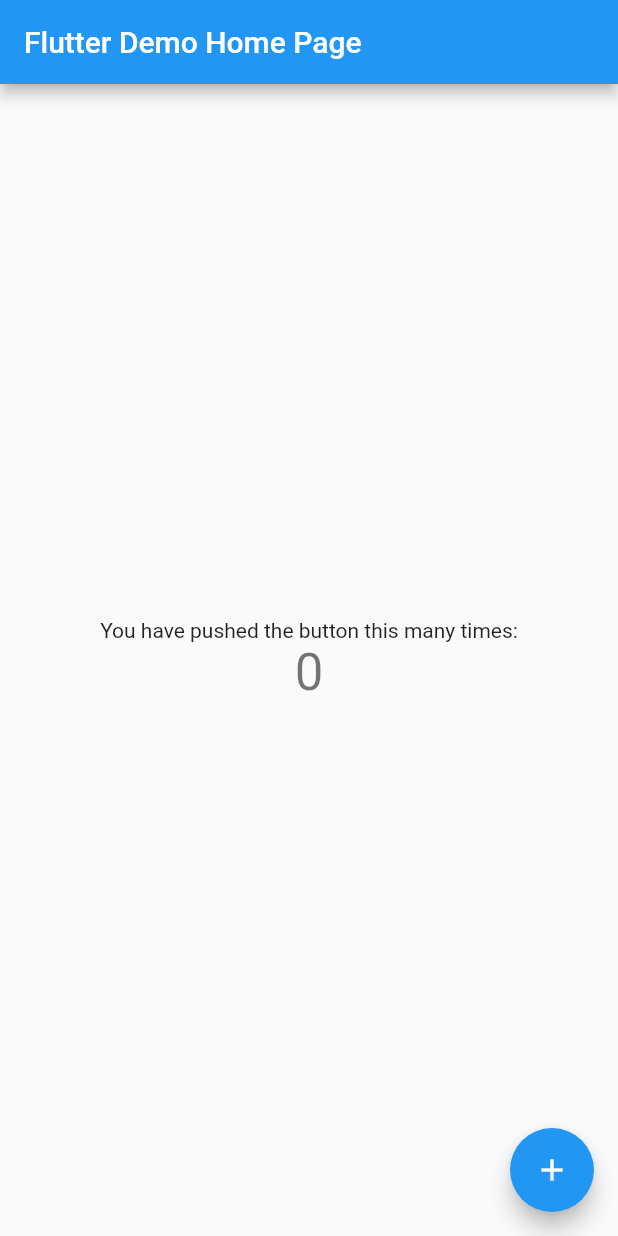
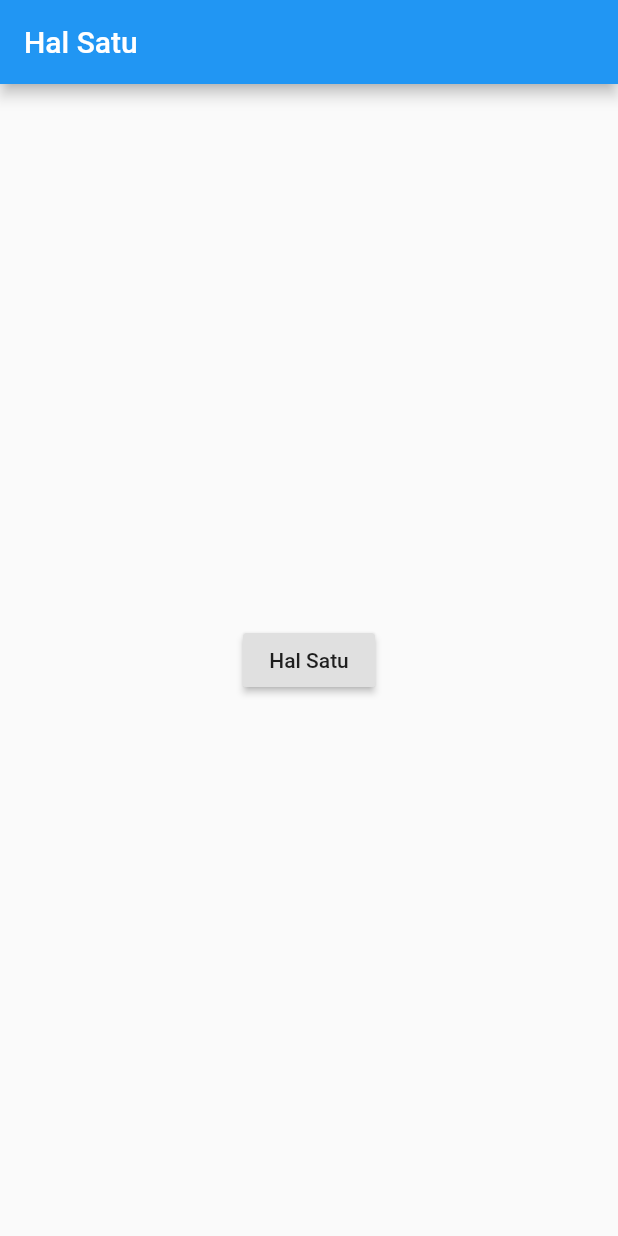
Before and after one commit to akumiq/Create-First-App-Flutter, a Flutter app: the screen it shows after launch, on a phone screen of 412 x 824 dp. Run offline on Flutter 3.47's test engine with Material 2 defaults, Android fonts, the phone set to English and light mode, and no system bars.

Commit message:
edit home page

```diff
--- a/lib/main.dart
+++ b/lib/main.dart
@@ -3,109 +3,77 @@ import 'package:flutter/material.dart';
 void main() => runApp(MyApp());
 
 class MyApp extends StatelessWidget {
-  // This widget is the root of your application.
   @override
   Widget build(BuildContext context) {
     return MaterialApp(
       title: 'Flutter Demo',
       theme: ThemeData(
-        // This is the theme of your application.
-        //
-        // Try running your application with "flutter run". You'll see the
-        // application has a blue toolbar. Then, without quitting the app, try
-        // changing the primarySwatch below to Colors.green and then invoke
-        // "hot reload" (press "r" in the console where you ran "flutter run",
-        // or simply save your changes to "hot reload" in a Flutter IDE).
-        // Notice that the counter didn't reset back to zero; the application
-        // is not restarted.
         primarySwatch: Colors.blue,
       ),
-      home: MyHomePage(title: 'Flutter Demo Home Page'),
+      home: new HalSatu(),
+      routes: {
+        '/halSatu': (BuildContext context) => new HalSatu(),
+        '/halDua': (BuildContext context) => new HalDua()
+      },
     );
   }
 }
 
-class MyHomePage extends StatefulWidget {
-  MyHomePage({Key key, this.title}) : super(key: key);
-
-  // This widget is the home page of your application. It is stateful, meaning
-  // that it has a State object (defined below) that contains fields that affect
-  // how it looks.
-
-  // This class is the configuration for the state. It holds the values (in this
-  // case the title) provided by the parent (in this case the App widget) and
-  // used by the build method of the State. Fields in a Widget subclass are
-  // always marked "final".
-
-  final String title;
-
+class HalSatu extends StatefulWidget {
   @override
-  _MyHomePageState createState() => _MyHomePageState();
+  _HalSatuState createState() => _HalSatuState();
 }
 
-class _MyHomePageState extends State<MyHomePage> {
-  int _counter = 0;
-
-  void _incrementCounter() {
-    setState(() {
-      // This call to setState tells the Flutter framework that something has
-      // changed in this State, which causes it to rerun the build method below
-      // so that the display can reflect the updated values. If we changed
-      // _counter without calling setState(), then the build method would not be
-      // called again, and so nothing would appear to happen.
-      _counter++;
-    });
-  }
+class _HalSatuState extends State<HalSatu> {
 
   @override
   Widget build(BuildContext context) {
-    // This method is rerun every time setState is called, for instance as done
-    // by the _incrementCounter method above.
-    //
-    // The Flutter framework has been optimized to make rerunning build methods
-    // fast, so that you can just rebuild anything that needs updating rather
-    // than having to individually change instances of widgets.
     return Scaffold(
-      appBar: AppBar(
-        // Here we take the value from the MyHomePage object that was created by
-        // the App.build method, and use it to set our appbar title.
-        title: Text(widget.title),
+      appBar: new AppBar(
+        title: new Text("Hal Satu"),
       ),
-      body: Center(
-        // Center is a layout widget. It takes a single child and positions it
-        // in the middle of the parent.
-        child: Column(
-          // Column is also a layout widget. It takes a list of children and
-          // arranges them vertically. By default, it sizes itself to fit its
-          // children horizontally, and tries to be as tall as its parent.
-          //
-          // Invoke "debug painting" (press "p" in the console, choose the
-          // "Toggle Debug Paint" action from the Flutter Inspector in Android
-          // Studio, or the "Toggle Debug Paint" command in Visual Studio Code)
-          // to see the wireframe for each widget.
-          //
-          // Column has various properties to control how it sizes itself and
-          // how it positions its children. Here we use mainAxisAlignment to
-          // center the children vertically; the main axis here is the vertical
-          // axis because Columns are vertical (the cross axis would be
-          // horizontal).
+      body: new Center(
+        child: new Column(
           mainAxisAlignment: MainAxisAlignment.center,
           children: <Widget>[
-            Text(
-              'You have pushed the button this many times:',
-            ),
-            Text(
-              '$_counter',
-              style: Theme.of(context).textTheme.display1,
-            ),
+            new RaisedButton(
+              onPressed: () {
+                Navigator.pushNamed(context, '/halDua');
+              },
+              child: new Text("Hal Satu"),
+            )
           ],
         ),
       ),
-      floatingActionButton: FloatingActionButton(
-        onPressed: _incrementCounter,
-        tooltip: 'Increment',
-        child: Icon(Icons.add),
-      ), // This trailing comma makes auto-formatting nicer for build methods.
     );
   }
 }
+
+class HalDua extends StatefulWidget {
+  @override
+  _HalDuaState createState() => _HalDuaState();
+}
+
+class _HalDuaState extends State<HalDua> {
+  @override
+  Widget build(BuildContext context) {
+    return Scaffold(
+      appBar: new AppBar(
+        title: new Text("Hal Dua"),
+      ),
+      body: new Center(
+        child: new Column(
+          mainAxisAlignment: MainAxisAlignment.center,
+          children: <Widget> [
+            new RaisedButton(
+              onPressed: () {
+                Navigator.pop(context);
+              },
+              child: new Text("Hal Dua"),
+            )
+          ]
+        ),
+      ),
+    );
+  }
+}
```
